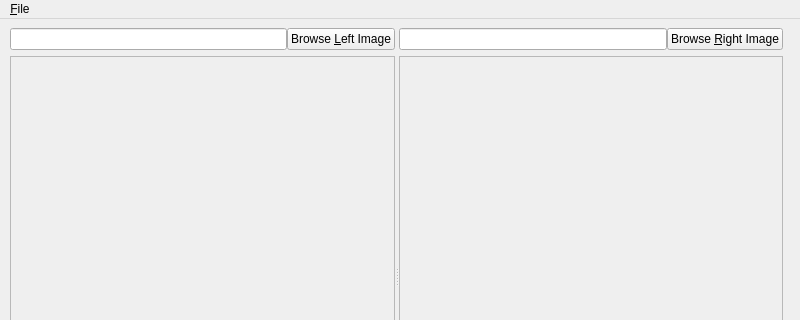
The window that qcorr.ui (ubuntuslave/Qcorr) describes before a commit, drawn with Qt 5; both pictures show x 0 to 800 and y 0 to 320 of the 800 by 600 pixel window.
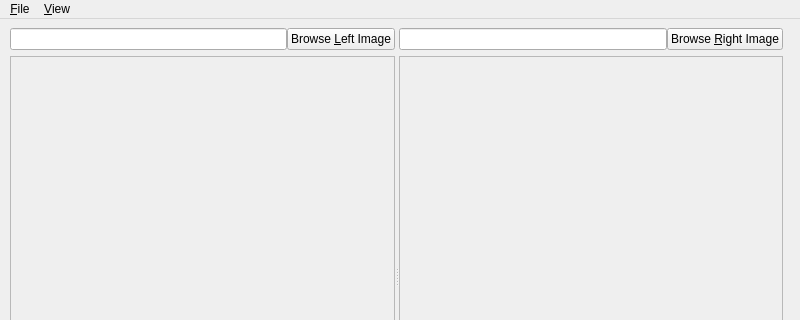
The same window after the commit.

Commit message: Added Correlation Map. Only using Cross-Correlation. Also, improved some GUI cosmetics.

```diff
--- a/qcorr.ui
+++ b/qcorr.ui
@@ -237,7 +237,14 @@
     </property>
     <addaction name="action_Quit"/>
    </widget>
+   <widget class="QMenu" name="menu_View">
+    <property name="title">
+     <string>&amp;View</string>
+    </property>
+    <addaction name="action_Correlation_Map"/>
+   </widget>
    <addaction name="menu_Menu"/>
+   <addaction name="menu_View"/>
   </widget>
   <widget class="QStatusBar" name="statusbar"/>
   <action name="action_Quit">
```
Left out of the diff: 5 changed lines with no effect on the pictures. The commit also changes 4 other files.
